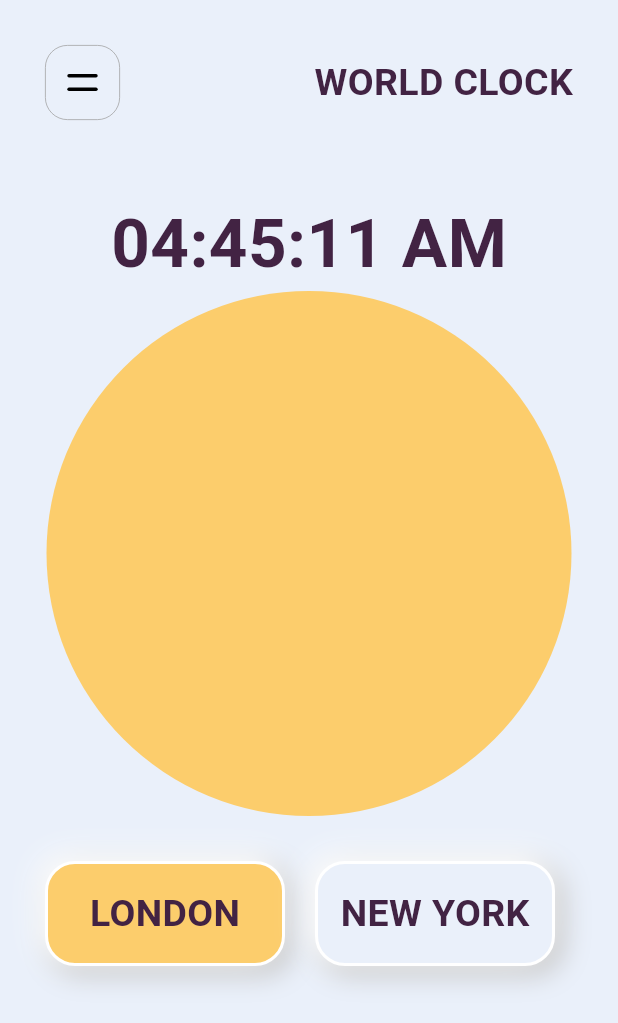
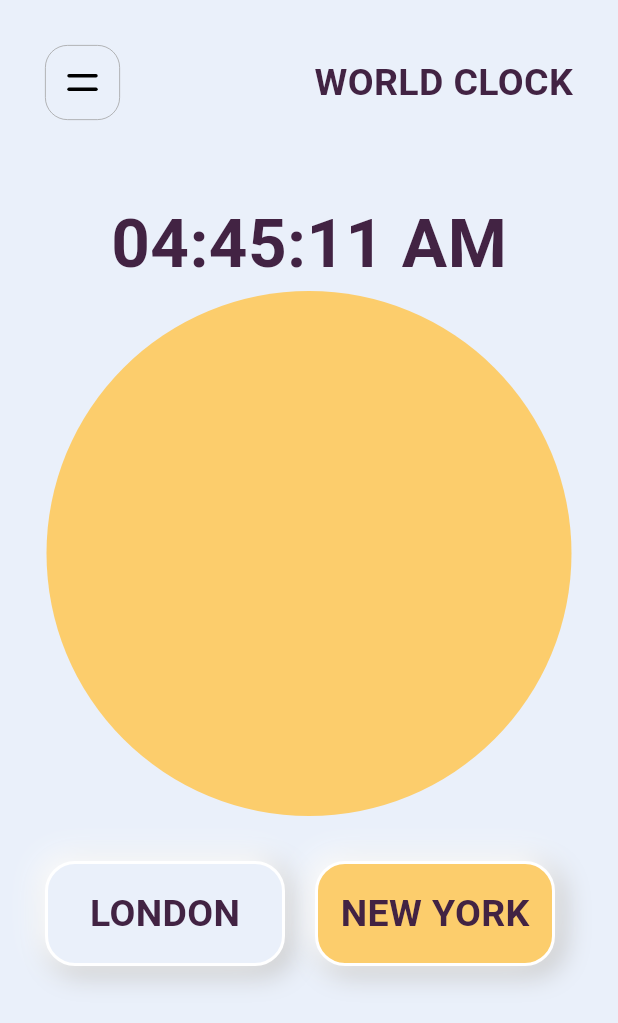
Before and after one commit to nikkieke/flutter_micro_interactions, a Flutter app: the ClockScreen screen opened directly, after a tap on "NEW YORK", on a phone screen of 412 x 824 dp. Shown: the top 1023 px of the screen. Run offline on Flutter 3.47's test engine with Material 3 defaults, Android fonts, the phone set to English and light mode, and no system bars; our stand-ins replace flutter_svg, percent_indicator, rive, smooth_page_indicator.

Commit message:
button animation impl

```diff
--- a/lib/features/clock_animation/screens/clock_screen.dart
+++ b/lib/features/clock_animation/screens/clock_screen.dart
@@ -11,16 +11,48 @@ class ClockScreen extends StatefulWidget {
   State<ClockScreen> createState() => _ClockScreenState();
 }
 
-class _ClockScreenState extends State<ClockScreen> {
+class _ClockScreenState extends State<ClockScreen> with SingleTickerProviderStateMixin{
   int selectedIndex = 0;
   bool isIconTapped = true;
+
+  late AnimationController _animationController;
+  late Animation<double>_animation;
 
   void handleButtonPress(int index) {
     setState(() {
       selectedIndex = index;
     });
     print('here');
+  }
 
+  @override
+  void initState() {
+    //define animation controller properties
+    _animationController = AnimationController(
+      vsync: this,
+      duration: const Duration(milliseconds: 200),
+    );
+    //add listener so that when the animation reaches the end, it reverses the widget
+    //to the start
+    _animation = Tween(begin: 1.0, end: 0.9).animate(_animationController)
+      ..addListener(() {
+        setState(() {});
+      });
+    //reverses the animated widget to the beginning state,
+    //ie to show that animation has been completed
+    _animationController.addStatusListener((status) {
+      if (status == AnimationStatus.completed) {
+        _animationController.reverse();
+      }
+    });
+    super.initState();
+  }
+
+
+  @override
+  void dispose() {
+    _animationController.dispose();
+    super.dispose();
   }
 
 
@@ -68,16 +100,29 @@ class _ClockScreenState extends State<ClockScreen> {
                 child: Row(
                   children: [
                     //fix bug on button, not changing color when tapped
-                    Button(
-                      title: 'LONDON',
-                      onPressed: ()=> handleButtonPress(0),
-                      isSelected: selectedIndex==0,
+                    Transform.scale(
+                      scale: _animation.value,
+                      child: Button(
+                        title: 'LONDON',
+                        onPressed: ()=> handleButtonPress(0),
+                        isSelected: selectedIndex==0,
+                        animation: _animation,
+                      ),
                     ),
                     const SizedBox(width: 20,),
-                    Button(
-                      title: 'NEW YORK',
-                      onPressed: ()=>handleButtonPress(1),
-                      isSelected: selectedIndex==1,
+                    Transform.scale(
+                      scale: _animation.value,
+                      child: Button(
+                        title: 'NEW YORK',
+                        onPressed: (){
+                          handleButtonPress(1);
+                          print('onpressed');
+                            _animationController.forward();
+
+                          },
+                          isSelected: selectedIndex==1,
+                        animation: _animation,
+                      ),
                     ),
                   ],
                 ),
--- a/lib/features/clock_animation/widget/button.dart
+++ b/lib/features/clock_animation/widget/button.dart
@@ -3,12 +3,13 @@ import 'package:flutter_micro_interactions/features/features.dart';
 
 class Button extends StatefulWidget {
   const Button({
-    super.key, required this.title, required this.onPressed, required this.isSelected,
+    super.key, required this.title, required this.onPressed, required this.isSelected, required this.animation,
   });
 
   final String title;
   final VoidCallback onPressed;
   final bool isSelected;
+  final Animation animation;
 
 
 
@@ -18,49 +19,49 @@ class Button extends StatefulWidget {
 
 class _ButtonState extends State<Button> with SingleTickerProviderStateMixin{
   //define animation controller and animation
-  late AnimationController _animationController;
-  late Animation<double>_animation;
-
-  @override
-  void initState() {
-    //define animation controller properties
-    _animationController = AnimationController(
-      vsync: this,
-      duration: const Duration(milliseconds: 200),
-    );
-    //add listener so that when the animation reaches the end, it reverses the widget
-    //to the start
-    _animation = Tween(begin: 1.0, end: 0.9).animate(_animationController)
-      ..addListener(() {
-        setState(() {});
-      });
-    //reverses the animated widget to the beginning state,
-    //ie to show that animation has been completed
-    _animationController.addStatusListener((status) {
-      if (status == AnimationStatus.completed) {
-        _animationController.reverse();
-      }
-    });
-    super.initState();
-  }
-
-
-  @override
-  void dispose() {
-    _animationController.dispose();
-    super.dispose();
-  }
+  // late AnimationController _animationController;
+  // late Animation<double>_animation;
+  //
+  // @override
+  // void initState() {
+  //   //define animation controller properties
+  //   _animationController = AnimationController(
+  //     vsync: this,
+  //     duration: const Duration(milliseconds: 200),
+  //   );
+  //   //add listener so that when the animation reaches the end, it reverses the widget
+  //   //to the start
+  //   _animation = Tween(begin: 1.0, end: 0.9).animate(_animationController)
+  //     ..addListener(() {
+  //       setState(() {});
+  //     });
+  //   //reverses the animated widget to the beginning state,
+  //   //ie to show that animation has been completed
+  //   _animationController.addStatusListener((status) {
+  //     if (status == AnimationStatus.completed) {
+  //       _animationController.reverse();
+  //     }
+  //   });
+  //   super.initState();
+  // }
+  //
+  //
+  // @override
+  // void dispose() {
+  //   _animationController.dispose();
+  //   super.dispose();
+  // }
 
   @override
   Widget build(BuildContext context) {
 
     return InkWell(
-      onTap: (){
-        _animationController.forward();
-        widget.onPressed;
-      },
-      child: Transform.scale(
-        scale: _animation.value,
+      // onTap: (){
+      //   // _animationController.forward();
+      //   // print('here');
+      //  widget.onPressed;
+      // },
+      onTap: widget.onPressed,
       child: Container(
         alignment: Alignment.center,
         height: 70,
@@ -87,7 +88,6 @@ class _ButtonState extends State<Button> with SingleTickerProviderStateMixin{
         ),
         child:  UiTexts(text: widget.title, size: 25,),
       ),
-      ),
     );
   }
 }
```
Lines whose indentation alone changed are shown as unchanged.
